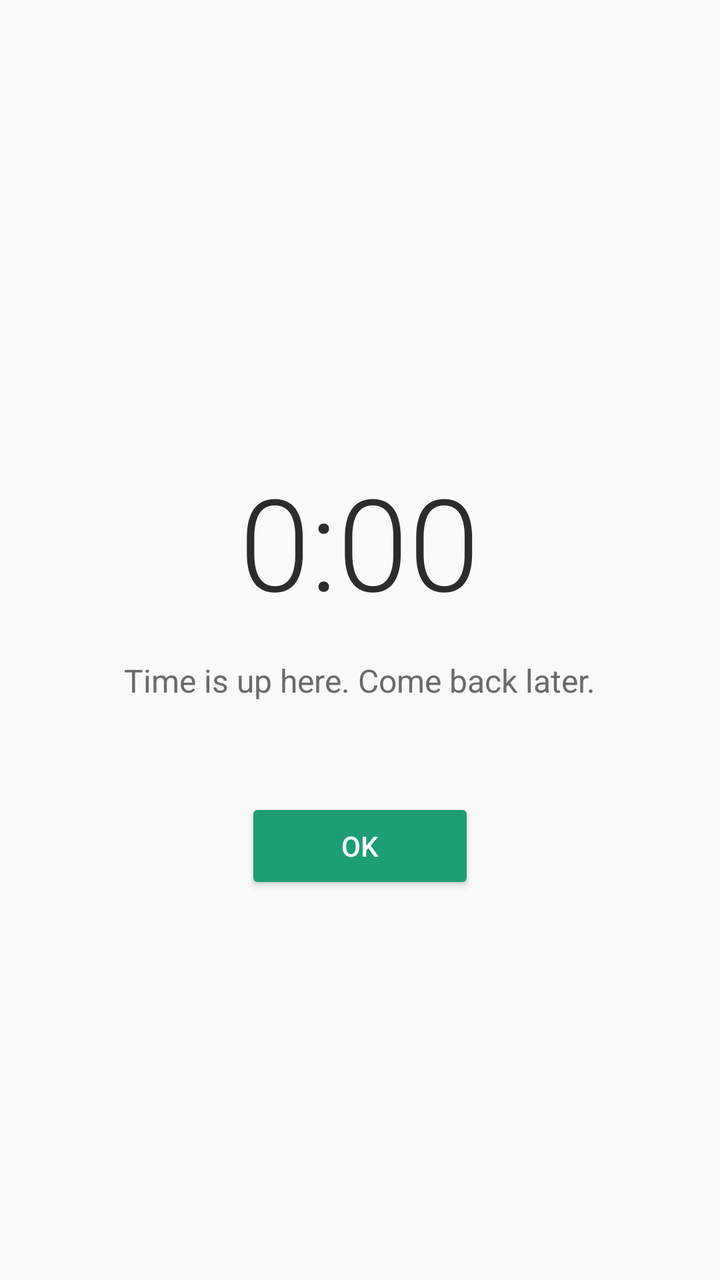
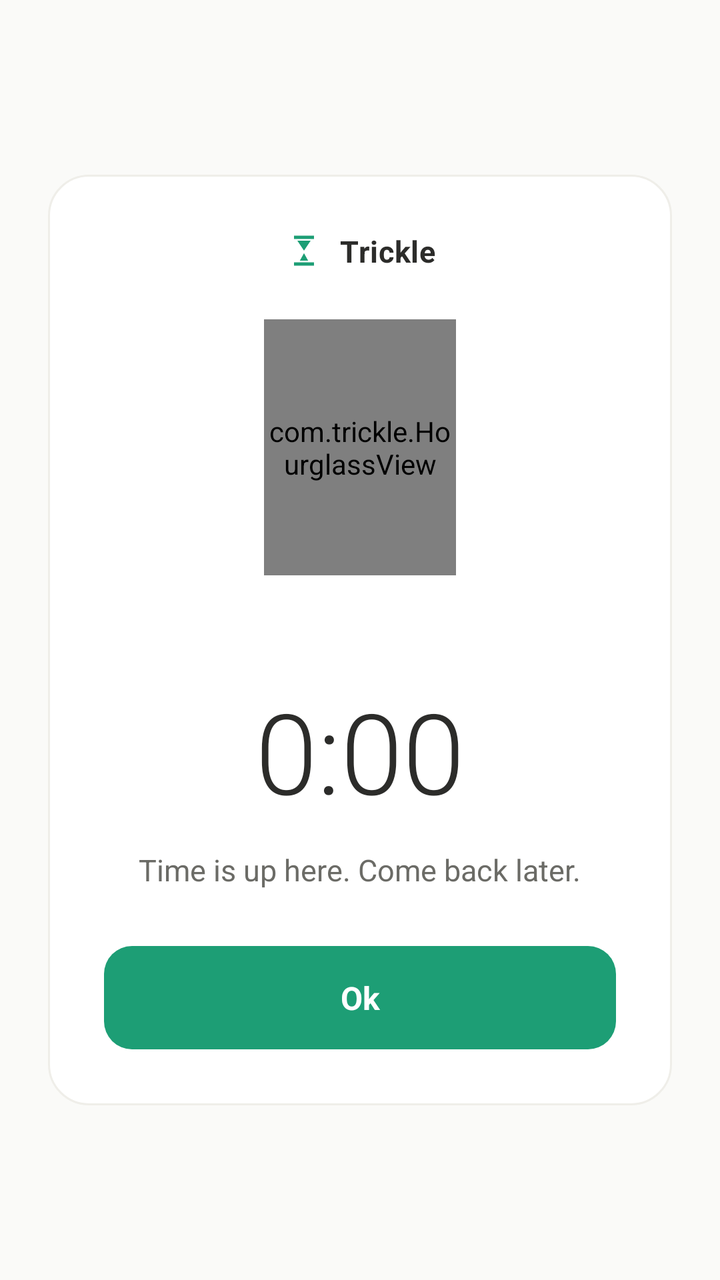

Before-and-after screenshots of an Android layout around one commit, followed by the original layout XML and the change that was made.
<!-- AndroidManifest.xml: activity theme BlockScreenTheme -->
<!-- res/layout/activity_block_screen.xml -->
<?xml version="1.0" encoding="utf-8"?>
<LinearLayout xmlns:android="http://schemas.android.com/apk/res/android"
    android:layout_width="match_parent"
    android:layout_height="match_parent"
    android:orientation="vertical"
    android:gravity="center"
    android:background="@color/block_bg"
    android:padding="32dp">

    <TextView
        android:id="@+id/app_label"
        android:layout_width="wrap_content"
        android:layout_height="wrap_content"
        android:textSize="20sp"
        android:textColor="@color/block_text_muted"
        android:layout_marginBottom="8dp" />

    <TextView
        android:id="@+id/countdown"
        android:layout_width="wrap_content"
        android:layout_height="wrap_content"
        android:textSize="64sp"
        android:textColor="@color/block_text"
        android:fontFamily="sans-serif-light"
        android:text="0:00" />

    <TextView
        android:layout_width="wrap_content"
        android:layout_height="wrap_content"
        android:textSize="16sp"
        android:textColor="@color/block_text_muted"
        android:layout_marginTop="16dp"
        android:gravity="center"
        android:text="Time is up here. Come back later." />

    <Button
        android:id="@+id/btn_ok"
        android:layout_width="wrap_content"
        android:layout_height="wrap_content"
        android:layout_marginTop="48dp"
        android:paddingStart="48dp"
        android:paddingEnd="48dp"
        android:backgroundTint="@color/block_primary"
        android:textColor="@color/block_on_primary"
        android:text="Ok" />

</LinearLayout>
<!-- resources referenced by this layout -->
<resources>
  <color name="block_bg">#FAFAF8</color>
  <color name="block_on_primary">#FFFFFF</color>
  <color name="block_primary">#1D9E75</color>
  <color name="block_text">#2C2C2A</color>
  <color name="block_text_muted">#6B6B66</color>
  <style name="BlockScreenTheme" parent="Theme.AppCompat.DayNight.NoActionBar">
          <item name="android:windowNoTitle">true</item>
          <item name="android:windowBackground">@color/block_bg</item>
          <item name="android:windowAnimationStyle">@null</item>
      </style>
</resources>

<!-- the commit's change to res/layout/activity_block_screen.xml (unified diff, before → after) -->
@@ -5,43 +5,95 @@
     android:orientation="vertical"
     android:gravity="center"
     android:background="@color/block_bg"
-    android:padding="32dp">
+    android:padding="24dp"
+    android:clickable="true"
+    android:focusable="true">
 
-    <TextView
-        android:id="@+id/app_label"
-        android:layout_width="wrap_content"
+    <LinearLayout
+        android:layout_width="match_parent"
         android:layout_height="wrap_content"
-        android:textSize="20sp"
-        android:textColor="@color/block_text_muted"
-        android:layout_marginBottom="8dp" />
+        android:orientation="vertical"
+        android:gravity="center"
+        android:background="@drawable/block_card"
+        android:padding="28dp">
 
-    <TextView
-        android:id="@+id/countdown"
-        android:layout_width="wrap_content"
-        android:layout_height="wrap_content"
-        android:textSize="64sp"
-        android:textColor="@color/block_text"
-        android:fontFamily="sans-serif-light"
-        android:text="0:00" />
+        <LinearLayout
+            android:layout_width="wrap_content"
+            android:layout_height="wrap_content"
+            android:orientation="horizontal"
+            android:gravity="center_vertical"
+            android:layout_marginBottom="24dp">
 
-    <TextView
-        android:layout_width="wrap_content"
-        android:layout_height="wrap_content"
-        android:textSize="16sp"
-        android:textColor="@color/block_text_muted"
-        android:layout_marginTop="16dp"
-        android:gravity="center"
-        android:text="Time is up here. Come back later." />
+            <ImageView
+                android:id="@+id/brand_mark"
+                android:layout_width="20dp"
+                android:layout_height="20dp"
+                android:src="@drawable/ic_trickle_mark"
+                android:contentDescription="Trickle" />
 
-    <Button
-        android:id="@+id/btn_ok"
-        android:layout_width="wrap_content"
-        android:layout_height="wrap_content"
-        android:layout_marginTop="48dp"
-        android:paddingStart="48dp"
-        android:paddingEnd="48dp"
-        android:backgroundTint="@color/block_primary"
-        android:textColor="@color/block_on_primary"
-        android:text="Ok" />
+            <TextView
+                android:layout_width="wrap_content"
+                android:layout_height="wrap_content"
+                android:layout_marginStart="8dp"
+                android:text="Trickle"
+                android:textSize="15sp"
+                android:textStyle="bold"
+                android:letterSpacing="0.02"
+                android:textColor="@color/block_text" />
+
+        </LinearLayout>
+
+        <com.trickle.HourglassView
+            android:id="@+id/hourglass"
+            android:layout_width="96dp"
+            android:layout_height="128dp"
+            android:layout_marginBottom="24dp" />
+
+        <TextView
+            android:id="@+id/app_label"
+            android:layout_width="wrap_content"
+            android:layout_height="wrap_content"
+            android:textSize="15sp"
+            android:letterSpacing="0.06"
+            android:textAllCaps="true"
+            android:textColor="@color/block_text_muted" />
+
+        <TextView
+            android:id="@+id/countdown"
+            android:layout_width="wrap_content"
+            android:layout_height="wrap_content"
+            android:layout_marginTop="6dp"
+            android:textSize="56sp"
+            android:textColor="@color/block_text"
+            android:fontFamily="sans-serif-light"
+            android:text="0:00" />
+
+        <TextView
+            android:layout_width="wrap_content"
+            android:layout_height="wrap_content"
+            android:layout_marginTop="12dp"
+            android:textSize="15sp"
+            android:lineSpacingExtra="4dp"
+            android:gravity="center"
+            android:textColor="@color/block_text_muted"
+            android:text="Time is up here. Come back later." />
+
+        <TextView
+            android:id="@+id/btn_ok"
+            android:layout_width="match_parent"
+            android:layout_height="wrap_content"
+            android:layout_marginTop="28dp"
+            android:paddingTop="15dp"
+            android:paddingBottom="15dp"
+            android:gravity="center"
+            android:background="@drawable/block_button"
+            android:textColor="@color/block_on_primary"
+            android:textSize="16sp"
+            android:textStyle="bold"
+            android:clickable="true"
+            android:focusable="true"
+            android:text="Ok" />
+
+    </LinearLayout>
 
 </LinearLayout>
<!-- resource entries referenced after the edit -->
@@ -2,13 +2,59 @@
 <resources>
   <color name="block_bg">#FAFAF8</color>
   <color name="block_on_primary">#FFFFFF</color>
-  <color name="block_primary">#1D9E75</color>
   <color name="block_text">#2C2C2A</color>
   <color name="block_text_muted">#6B6B66</color>
-  <style name="BlockScreenTheme" parent="Theme.AppCompat.DayNight.NoActionBar">
-          <item name="android:windowNoTitle">true</item>
-          <item name="android:windowBackground">@color/block_bg</item>
-          <item name="android:windowAnimationStyle">@null</item>
+  <!-- drawable block_button (drawable) -->
+  <?xml version="1.0" encoding="utf-8"?>
+  <shape xmlns:android="http://schemas.android.com/apk/res/android"
+      android:shape="rectangle">
+      <solid android:color="@color/block_primary" />
+      <corners android:radius="14dp" />
+  </shape>
+  <!-- drawable block_card (drawable) -->
+  <?xml version="1.0" encoding="utf-8"?>
+  <shape xmlns:android="http://schemas.android.com/apk/res/android"
+      android:shape="rectangle">
+      <solid android:color="@color/block_card" />
+      <corners android:radius="20dp" />
+      <stroke android:width="1dp" android:color="@color/block_card_border" />
+  </shape>
+  <!-- drawable ic_trickle_mark (drawable) -->
+  <?xml version="1.0" encoding="utf-8"?>
+  <vector xmlns:android="http://schemas.android.com/apk/res/android"
+      android:width="24dp"
+      android:height="24dp"
+      android:viewportWidth="24"
+      android:viewportHeight="24"
+      android:tint="@color/block_primary">
+      <path android:pathData="M6,3 H18 V5 H6 Z" android:fillColor="#FFFFFF" />
+      <path android:pathData="M6,19 H18 V21 H6 Z" android:fillColor="#FFFFFF" />
+      <path android:pathData="M8,6 H16 L12,12 Z" android:fillColor="#FFFFFF" />
+      <path android:pathData="M9.5,18 H14.5 L12,13.5 Z" android:fillColor="#FFFFFF" />
+  </vector>
+  <style name="AppTheme" parent="Theme.AppCompat.DayNight.NoActionBar">
+          
+      <item name="android:editTextBackground">@drawable/rn_edit_text_material</item>
+  
       </style>
+  <color name="block_primary">#1D9E75</color>
+  <color name="block_card">#FFFFFF</color>
+  <color name="block_card_border">#EFEEE9</color>
+  <!-- drawable rn_edit_text_material (drawable) -->
+  <?xml version="1.0" encoding="utf-8"?>
+  <inset xmlns:android="http://schemas.android.com/apk/res/android"
+         android:insetLeft="@dimen/abc_edit_text_inset_horizontal_material"
+         android:insetRight="@dimen/abc_edit_text_inset_horizontal_material"
+         android:insetTop="@dimen/abc_edit_text_inset_top_material"
+         android:insetBottom="@dimen/abc_edit_text_inset_bottom_material"
+         >
+  
+      <selector>
+          
+          <item android:state_enabled="false" android:drawable="@drawable/abc_textfield_default_mtrl_alpha"/>
+          <item android:drawable="@drawable/abc_textfield_activated_mtrl_alpha"/>
+      </selector>
+  
+  </inset>
 </resources>
 
